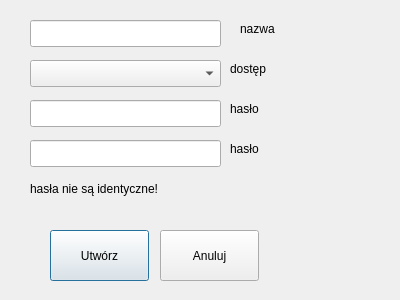
Before: the Qt Designer form prodQt/Visuals/adduser.ui in lukaswajdzik/produQt, drawn with Qt 5.
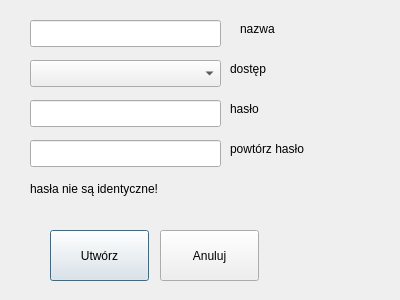
After: the same form once the commit is applied.

The edit to the form file:
```diff
--- a/prodQt/Visuals/adduser.ui
+++ b/prodQt/Visuals/adduser.ui
@@ -97,12 +97,12 @@
     <rect>
      <x>230</x>
      <y>140</y>
-     <width>67</width>
+     <width>111</width>
      <height>17</height>
     </rect>
    </property>
    <property name="text">
-    <string>hasło</string>
+    <string>powtórz hasło</string>
    </property>
   </widget>
   <widget class="QLabel" name="label_5">
```
